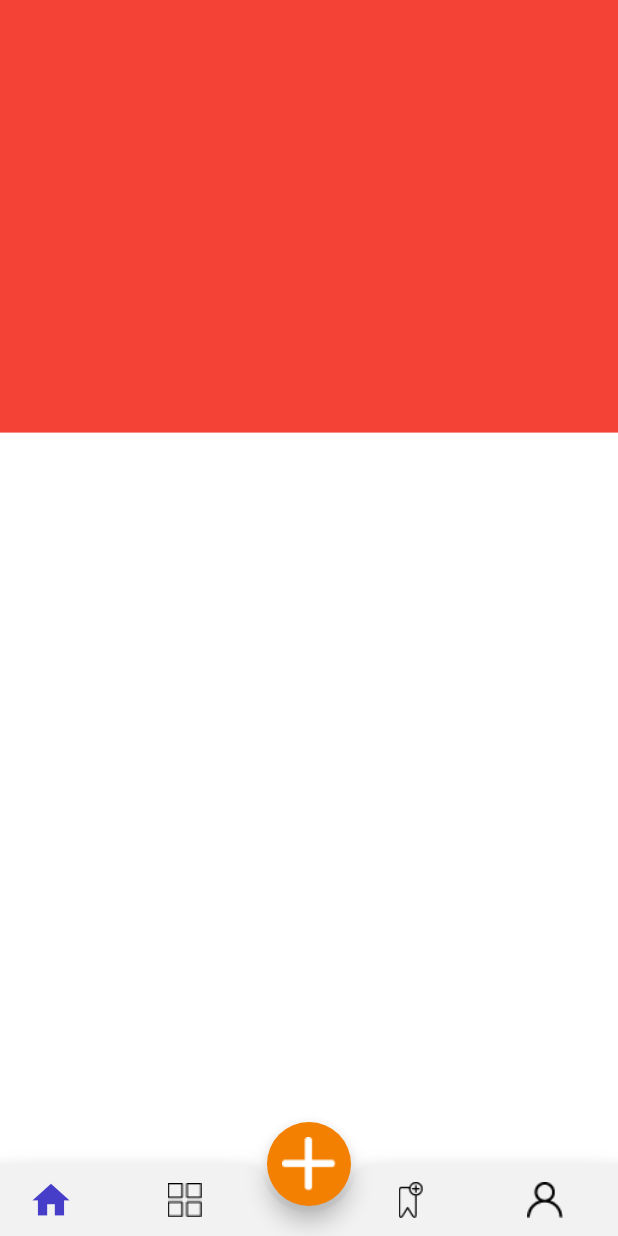
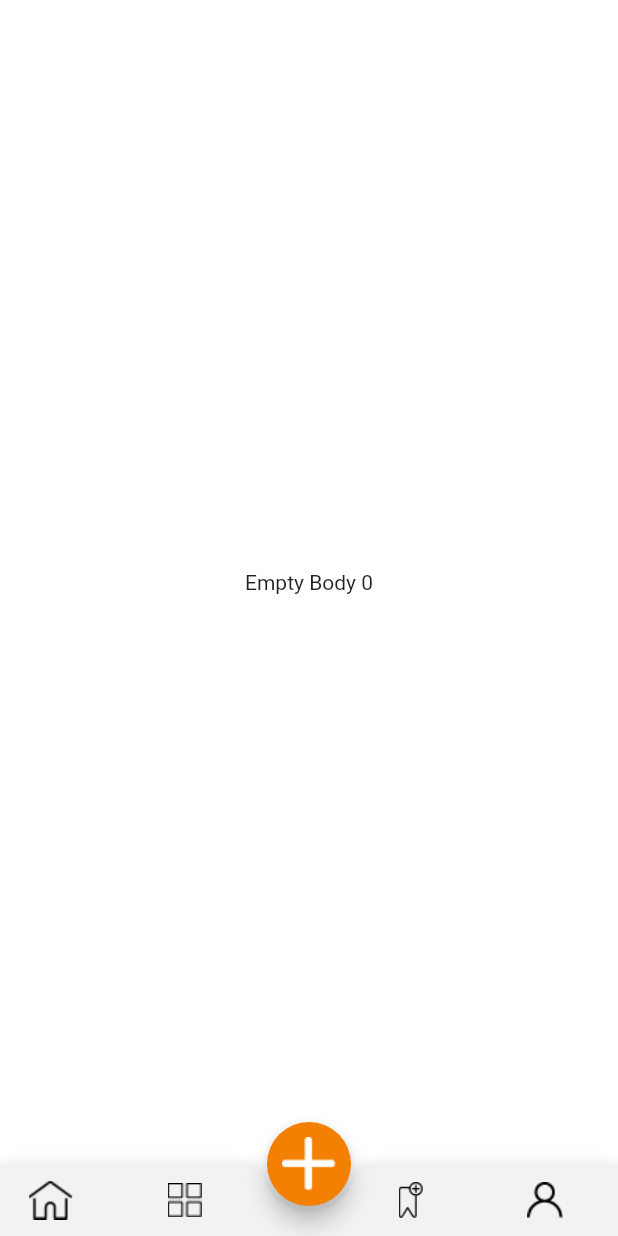
Before and after one commit to nexus-hash/Tour-Booking-App, a Flutter app: the HomePage screen opened directly, on a phone screen of 412 x 824 dp. Run offline on Flutter 3.47's test engine with Material 2 defaults, Android fonts, the phone set to English and light mode, and no system bars.

Commit message:
Added PageView

```diff
--- a/lib/Home/HomePage.dart
+++ b/lib/Home/HomePage.dart
@@ -9,13 +9,19 @@ class HomePage extends StatefulWidget {
 }
 
 class _HomePageState extends State<HomePage> {
+
+  PageController _myPage = PageController(initialPage: 0);
+  Color _changedColor =Colors.black;
+  Color _changedColor2 =Colors.black;
+  Color _changedColor3 =Colors.black;
+  Color _changedColor4 =Colors.black;
+
   @override
   Widget build(BuildContext context) {
     return Scaffold(
       backgroundColor: Colors.white,
-      bottomNavigationBar:BottomAppBar(
+      bottomNavigationBar: BottomAppBar(
         color: Color(0xFFF2F2F2),
-
         child: Padding(
           padding: const EdgeInsets.only(left: 10.0),
           child: Row(
@@ -23,43 +29,95 @@ class _HomePageState extends State<HomePage> {
             children: <Widget>[
               //We shall add two IconButtons here
               IconButton(
-                  icon: Icon((Icons.home),color: Color(0xFF463EC9),size: 30.0,),
-                  onPressed: null
-              ),
-              SizedBox(width: MediaQuery.of(context).size.width*.1,),
-              IconButton(
-                  icon: ImageIcon(AssetImage('assets/images/Category.png'),color: Colors.black,),
-                  onPressed: (){Navigator.of(context).push(MaterialPageRoute(builder: (context){return Category();}));}
-              ),
-              SizedBox(width: MediaQuery.of(context).size.width*.25,),
-              IconButton(
-                  icon: ImageIcon(AssetImage('assets/images/bookmarkicon.png'),color: Colors.black),
-                  onPressed: (){Navigator.of(context).push(MaterialPageRoute(builder: (context){return Bookmark();}));}
-              ),
-              SizedBox(width: MediaQuery.of(context).size.width*.1,),
-              IconButton(
-                  icon: ImageIcon(AssetImage('assets/images/user2.png'),color: Colors.black),
-                  onPressed:(){
-                    Navigator.of(context).push(MaterialPageRoute(builder: (context){return User();}));
+                  icon: ImageIcon(AssetImage('assets/images/homeicon.png'),
+                    color: _changedColor,
+                    size: 30.0,
+                  ),
+                  onPressed: (){
+                    setState(() {
+                      _myPage.jumpToPage(0);
+                      _changedColor = Color(0xFF463EC9);
+                      _changedColor4 = Colors.black;
+                      _changedColor2 = Colors.black;
+                      _changedColor3 = Colors.black;
+                    });
                   }
               ),
+              SizedBox(
+                width: MediaQuery.of(context).size.width * .1,
+              ),
+              IconButton(
+                  icon: ImageIcon(
+                    AssetImage('assets/images/Category.png'),
+                    color: _changedColor2,
+                  ),
+                  onPressed: () {setState(() {
+                    _changedColor2 = Color(0xFF463EC9);
+                    _changedColor4 = Colors.black;
+                    _changedColor = Colors.black;
+                    _changedColor3 = Colors.black;
+                    _myPage.jumpToPage(1);
+
+                  });}),
+              SizedBox(
+                width: MediaQuery.of(context).size.width * .25,
+              ),
+              IconButton(
+                  icon: ImageIcon(AssetImage('assets/images/bookmarkicon.png'),
+                      color: _changedColor3),
+                  onPressed: () {setState(() {
+                    _myPage.jumpToPage(2);
+                    _changedColor3 = Color(0xFF463EC9);
+                    _changedColor4 = Colors.black;
+                    _changedColor2 = Colors.black;
+                    _changedColor = Colors.black;
+                  });}),
+              SizedBox(
+                width: MediaQuery.of(context).size.width * .1,
+              ),
+              IconButton(
+                  icon: ImageIcon(AssetImage('assets/images/user2.png'),
+                      color: _changedColor4),
+                  onPressed: () {setState(() {
+                    _myPage.jumpToPage(3);
+                    _changedColor = Colors.black;
+                    _changedColor2 = Colors.black;
+                    _changedColor3 = Colors.black;
+                    _changedColor4 = Color(0xFF463EC9);
+                  });}),
             ],
           ),
         ),
         shape: CircularNotchedRectangle(),
       ),
-      body: Container(
-        child: Column(
-          children: <Widget>[
-            Container(
-              width: MediaQuery.of(context).size.width,
-              height: MediaQuery.of(context).size.height*.35,
-              color: Colors.red,
-            )
-          ],
-        ),
+      body: PageView(
+        controller: _myPage,
+        children: <Widget>[
+          Center(
+            child: Container(
+              child: Text('Empty Body 0'),
+            ),
+          ),
+          Center(
+            child: Container(
+              child: Text('Empty Body 1'),
+            ),
+          ),
+          Center(
+            child: Container(
+              child: Text('Empty Body 2'),
+            ),
+          ),
+          Center(
+            child: Container(
+              child: Text('Empty Body 3'),
+            ),
+          )
+        ],
+        physics: NeverScrollableScrollPhysics(), // Comment this if you need to use Swipe.
       ),
-      floatingActionButton: FloatingActionButton(onPressed: (){},
+      floatingActionButton: FloatingActionButton(
+        onPressed: () {},
         backgroundColor: Color(0xFFF38000),
         child: Image.asset('assets/images/addicon.png'),
       ),
```
Also changed, not shown: lib/Home/UserView.dart (deleted, +0 -70 lines), lib/Home/Tabs.dart (added).
